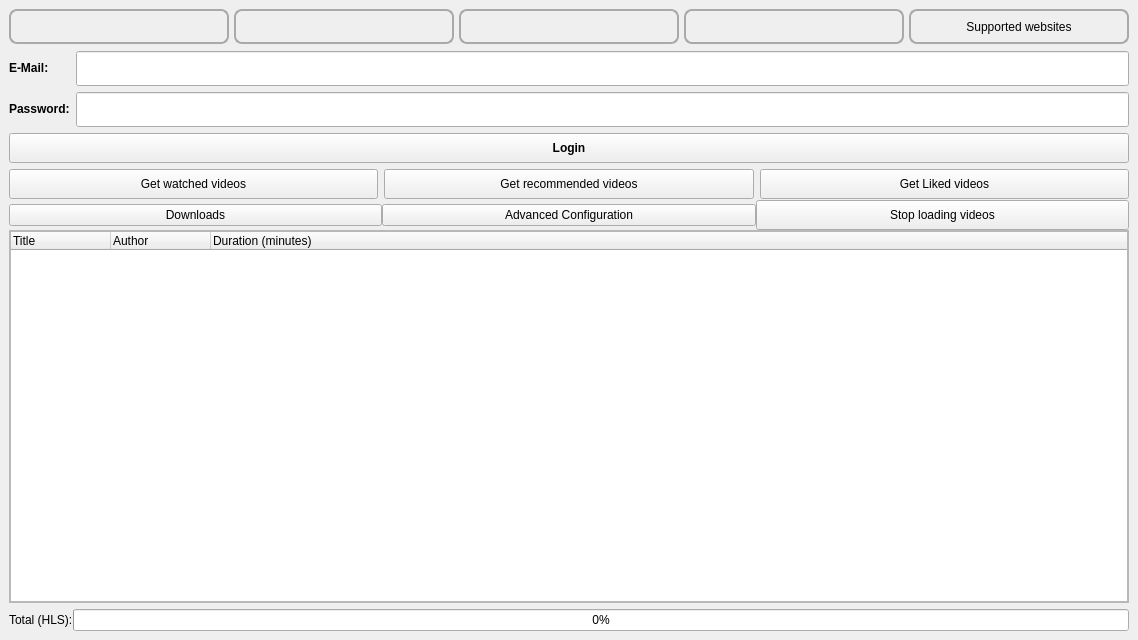
Before: the Qt Designer form src/frontend/UI/form_main_window.ui in EchterAlsFake/Porn_Fetch, drawn with Qt 5.
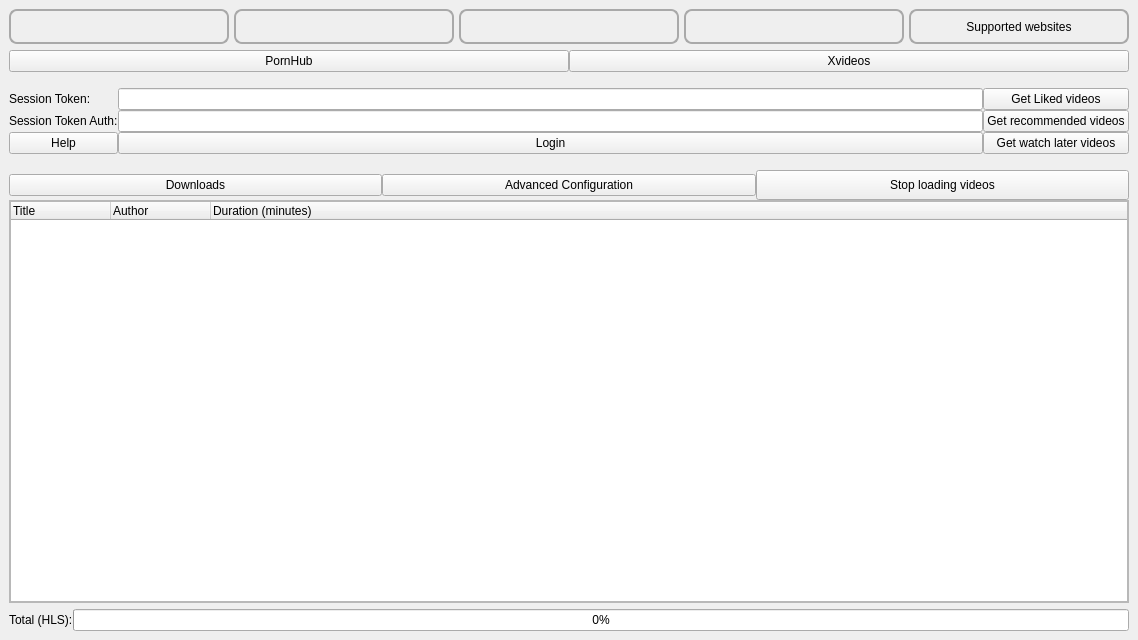
After: the same form once the commit is applied. The open tabs and pages were chosen to show the change.

```diff
--- a/src/frontend/UI/form_main_window.ui
+++ b/src/frontend/UI/form_main_window.ui
@@ -307,13 +307,13 @@
             <property name="minimumSize">
              <size>
               <width>0</width>
-              <height>150</height>
+              <height>120</height>
              </size>
             </property>
             <property name="maximumSize">
              <size>
               <width>16777215</width>
-              <height>150</height>
+              <height>120</height>
              </size>
             </property>
             <property name="styleSheet">
@@ -667,14 +667,92 @@
                <number>0</number>
               </property>
               <item row="0" column="0">
+               <layout class="QVBoxLayout" name="verticalLayout_2">
+                <item>
+                 <layout class="QHBoxLayout" name="horizontalLayout">
+                  <item>
+                   <widget class="QPushButton" name="login_button_switch_pornhub">
+                    <property name="text">
+                     <string>PornHub</string>
+                    </property>
+                   </widget>
+                  </item>
+                  <item>
+                   <widget class="QPushButton" name="login_button_switch_xvideos">
+                    <property name="text">
+                     <string>Xvideos</string>
+                    </property>
+                   </widget>
+                  </item>
+                 </layout>
+                </item>
+                <item>
+                 <widget class="QStackedWidget" name="login_stacked_widget">
+                  <property name="currentIndex">
+                   <number>0</number>
+                  </property>
+                  <widget class="QWidget" name="page_pornhub">
+                   <layout class="QGridLayout" name="gridLayout_3">
+                    <property name="leftMargin">
+                     <number>0</number>
+                    </property>
+                    <property name="topMargin">
+                     <number>0</number>
+                    </property>
+                    <property name="rightMargin">
+                     <number>0</number>
+                    </property>
+                    <property name="bottomMargin">
+                     <number>0</number>
+                    </property>
+                    <property name="spacing">
+                     <number>0</number>
+                    </property>
+                    <item row="1" column="0">
                <layout class="QGridLayout" name="login_gridlayout_login_box">
+                      <property name="leftMargin">
+                       <number>3</number>
+                      </property>
                 <property name="topMargin">
-                 <number>0</number>
+                       <number>6</number>
+                      </property>
+                      <property name="rightMargin">
+                       <number>3</number>
+                      </property>
+                      <property name="bottomMargin">
+                       <number>3</number>
                 </property>
                 <property name="spacing">
                  <number>6</number>
                 </property>
-                <item row="3" column="0" colspan="4">
+                      <item row="0" column="1" colspan="2">
+                       <widget class="QLineEdit" name="login_lineedit_username">
+                        <property name="sizePolicy">
+                         <sizepolicy hsizetype="MinimumExpanding" vsizetype="Fixed">
+                          <horstretch>0</horstretch>
+                          <verstretch>0</verstretch>
+                         </sizepolicy>
+                        </property>
+                        <property name="minimumSize">
+                         <size>
+                          <width>150</width>
+                          <height>35</height>
+                         </size>
+                        </property>
+                        <property name="font">
+                         <font>
+                          <bold>true</bold>
+                         </font>
+                        </property>
+                        <property name="accessibleName">
+                         <string>lineedit email</string>
+                        </property>
+                        <property name="placeholderText">
+                         <string/>
+                        </property>
+                       </widget>
+                      </item>
+                      <item row="2" column="0" colspan="3">
                  <layout class="QHBoxLayout" name="login_horizontallayout_ph_account">
                   <item>
                    <widget class="QPushButton" name="login_button_get_watched_videos">
@@ -744,7 +822,34 @@
                   </item>
                  </layout>
                 </item>
-                <item row="1" column="1" colspan="3">
+                      <item row="1" column="0">
+                       <widget class="QLabel" name="login_label_password">
+                        <property name="sizePolicy">
+                         <sizepolicy hsizetype="Fixed" vsizetype="Fixed">
+                          <horstretch>0</horstretch>
+                          <verstretch>0</verstretch>
+                         </sizepolicy>
+                        </property>
+                        <property name="minimumSize">
+                         <size>
+                          <width>0</width>
+                          <height>30</height>
+                         </size>
+                        </property>
+                        <property name="font">
+                         <font>
+                          <bold>true</bold>
+                         </font>
+                        </property>
+                        <property name="accessibleName">
+                         <string>label password</string>
+                        </property>
+                        <property name="text">
+                         <string>Password:</string>
+                        </property>
+                       </widget>
+                      </item>
+                      <item row="1" column="1" colspan="2">
                  <widget class="QLineEdit" name="login_lineedit_password">
                   <property name="sizePolicy">
                    <sizepolicy hsizetype="MinimumExpanding" vsizetype="Fixed">
@@ -777,34 +882,7 @@
                   </property>
                  </widget>
                 </item>
-                <item row="0" column="1" colspan="3">
-                 <widget class="QLineEdit" name="login_lineedit_username">
-                  <property name="sizePolicy">
-                   <sizepolicy hsizetype="MinimumExpanding" vsizetype="Fixed">
-                    <horstretch>0</horstretch>
-                    <verstretch>0</verstretch>
-                   </sizepolicy>
-                  </property>
-                  <property name="minimumSize">
-                   <size>
-                    <width>150</width>
-                    <height>35</height>
-                   </size>
-                  </property>
-                  <property name="font">
-                   <font>
-                    <bold>true</bold>
-                   </font>
-                  </property>
-                  <property name="accessibleName">
-                   <string>lineedit email</string>
-                  </property>
-                  <property name="placeholderText">
-                   <string/>
-                  </property>
-                 </widget>
-                </item>
-                <item row="2" column="0" colspan="4">
+                      <item row="3" column="0" colspan="3">
                  <widget class="QPushButton" name="login_button_login">
                   <property name="minimumSize">
                    <size>
@@ -889,6 +967,90 @@
               </item>
              </layout>
             </widget>
+                  <widget class="QWidget" name="page_xvideos">
+                   <layout class="QGridLayout" name="gridLayout_11">
+                    <property name="leftMargin">
+                     <number>0</number>
+                    </property>
+                    <property name="topMargin">
+                     <number>0</number>
+                    </property>
+                    <property name="rightMargin">
+                     <number>0</number>
+                    </property>
+                    <property name="bottomMargin">
+                     <number>0</number>
+                    </property>
+                    <property name="spacing">
+                     <number>0</number>
+                    </property>
+                    <item row="0" column="0">
+                     <layout class="QGridLayout" name="gridLayout_10">
+                      <item row="1" column="1">
+                       <widget class="QLabel" name="login_xvideos_label_session_auth_token">
+                        <property name="text">
+                         <string>Session Token Auth:</string>
+                        </property>
+                       </widget>
+                      </item>
+                      <item row="2" column="2">
+                       <widget class="QPushButton" name="login_xvideos_button_login">
+                        <property name="text">
+                         <string>Login</string>
+                        </property>
+                       </widget>
+                      </item>
+                      <item row="0" column="1">
+                       <widget class="QLabel" name="login_xvideos_label_session_token">
+                        <property name="text">
+                         <string>Session Token:</string>
+                        </property>
+                       </widget>
+                      </item>
+                      <item row="1" column="3">
+                       <widget class="QPushButton" name="login_xvideos_button_get_recommended">
+                        <property name="text">
+                         <string>Get recommended videos</string>
+                        </property>
+                       </widget>
+                      </item>
+                      <item row="0" column="3">
+                       <widget class="QPushButton" name="login_xvideos_button_get_liked">
+                        <property name="text">
+                         <string>Get Liked videos</string>
+                        </property>
+                       </widget>
+                      </item>
+                      <item row="1" column="2">
+                       <widget class="QLineEdit" name="login_xvideos_lineedit_session_auth_token"/>
+                      </item>
+                      <item row="2" column="1">
+                       <widget class="QPushButton" name="login_xvideos_button_help">
+                        <property name="text">
+                         <string>Help</string>
+                        </property>
+                       </widget>
+                      </item>
+                      <item row="2" column="3">
+                       <widget class="QPushButton" name="login_xvideos_button_get_watch_later">
+                        <property name="text">
+                         <string>Get watch later videos</string>
+                        </property>
+                       </widget>
+                      </item>
+                      <item row="0" column="2">
+                       <widget class="QLineEdit" name="login_xvideos_lineedit_session_token"/>
+                      </item>
+                     </layout>
+                    </item>
+                   </layout>
+                  </widget>
+                 </widget>
+                </item>
+               </layout>
+              </item>
+             </layout>
+            </widget>
             <widget class="QWidget" name="page_tools">
              <property name="sizePolicy">
               <sizepolicy hsizetype="Preferred" vsizetype="Fixed">
@@ -1039,8 +1201,8 @@
                   <rect>
                    <x>0</x>
                    <y>0</y>
-                   <width>1116</width>
-                   <height>348</height>
+                   <width>618</width>
+                   <height>240</height>
                   </rect>
                  </property>
                  <property name="sizePolicy">
```
Left out of the diff: 42 changed lines with no effect on the pictures. Lines whose indentation alone changed are shown as unchanged.
